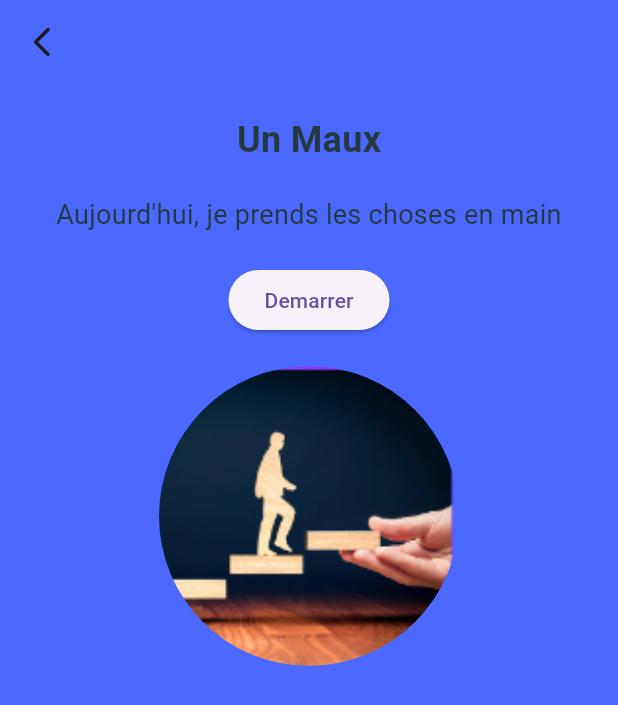
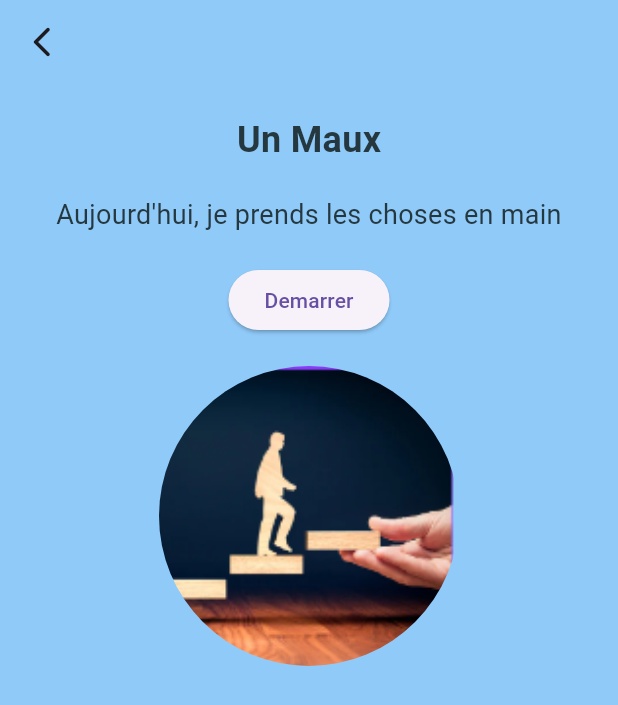
Before and after one commit to Amine0320/Kaisi_Mobile_App, a Flutter app: the MauxMainScreen screen opened by its route, on a phone screen of 412 x 824 dp. Shown: the top 705 px of the screen. Run offline on Flutter 3.47's test engine with Material 3 defaults, Android fonts, the phone set to English and light mode, and no system bars; our stand-ins replace bloc, cached_network_image, cloud_firestore, connectivity_plus, equatable, firebase_auth and 11 more; missing offline and left inert: conditional_questions; accounts and stored records are empty; Roboto replaces fonts that are missing (WorkSans).

Commit message:
Update 1

```diff
--- a/lib/Screens/SideBar/Contact/contact_form.dart
+++ b/lib/Screens/SideBar/Contact/contact_form.dart
@@ -6,6 +6,7 @@ import 'package:get/get_core/src/get_main.dart';
 import 'package:kaisi_app/auth/firebase_auth_provider.dart';
 import 'package:kaisi_app/utilities/Dialogs/message_dialog.dart';
 import 'package:http/http.dart' as http;
+import 'package:kaisi_app/utilities/constants/colors.dart';
 
 class ContactForm extends StatefulWidget {
   const ContactForm({Key? key}) : super(key: key);
@@ -78,7 +79,10 @@ class _ContactFormState extends State<ContactForm> {
   @override
   Widget build(BuildContext context) {
     return Scaffold(
-      appBar: AppBar(),
+      backgroundColor: const Color(0xFF90CAF9),
+      appBar: AppBar(
+        backgroundColor: const Color(0xFF90CAF9),
+      ),
       body: SingleChildScrollView(
         padding: const EdgeInsets.all(16.0),
         child: Column(
--- a/lib/Screens/SideBar/about_us/aboutus_screen.dart
+++ b/lib/Screens/SideBar/about_us/aboutus_screen.dart
@@ -10,6 +10,7 @@ class _AboutScreenState extends State<AboutScreen> {
   @override
   Widget build(BuildContext context) {
     return Scaffold(
+      backgroundColor: const Color(0xFF90CAF9),
       body: SingleChildScrollView(
         padding: const EdgeInsets.all(20),
         child: Column(
--- a/lib/Screens/SideBar/my_coach/Main/my_coach.dart
+++ b/lib/Screens/SideBar/my_coach/Main/my_coach.dart
@@ -1,5 +1,4 @@
 import 'package:flutter/material.dart';
-import 'package:kaisi_app/utilities/constants/colors.dart';
 import 'package:kaisi_app/utilities/constants/routes.dart';
 
 class CoachScreen extends StatefulWidget {
@@ -20,7 +19,7 @@ class _CoachScreenState extends State<CoachScreen> {
   @override
   Widget build(BuildContext context) {
     return Scaffold(
-      backgroundColor: TColors.primary,
+      backgroundColor: const Color(0xFF90CAF9),
       body: Center(
         child: Column(
           mainAxisAlignment: MainAxisAlignment.center,
--- a/lib/Screens/SideBar/my_coach/Maux/maux_screen.dart
+++ b/lib/Screens/SideBar/my_coach/Maux/maux_screen.dart
@@ -1,5 +1,4 @@
 import 'package:flutter/material.dart';
-import 'package:kaisi_app/utilities/constants/colors.dart';
 import 'package:kaisi_app/utilities/constants/routes.dart';
 
 class MauxMainScreen extends StatelessWidget {
@@ -7,9 +6,11 @@ class MauxMainScreen extends StatelessWidget {
   Widget build(BuildContext context) {
     return Scaffold(
       appBar: AppBar(
-        backgroundColor: TColors.primary, // Set background color for AppBar
+        backgroundColor:
+            const Color(0xFF90CAF9), // Set background color for AppBar
       ),
-      backgroundColor: TColors.primary, // Set background color for Scaffold
+      backgroundColor:
+          const Color(0xFF90CAF9), // Set background color for Scaffold
       body: Center(
         child: Padding(
           padding: const EdgeInsets.all(20.0),
--- a/lib/Screens/SideBar/my_coach/PlanAction/plan_action_screen.dart
+++ b/lib/Screens/SideBar/my_coach/PlanAction/plan_action_screen.dart
@@ -1,5 +1,4 @@
 import 'package:flutter/material.dart';
-import 'package:kaisi_app/utilities/constants/colors.dart';
 import 'package:kaisi_app/utilities/constants/routes.dart';
 
 class PlanActionMainScreen extends StatelessWidget {
@@ -7,9 +6,9 @@ class PlanActionMainScreen extends StatelessWidget {
   Widget build(BuildContext context) {
     return Scaffold(
       appBar: AppBar(
-        backgroundColor: TColors.primary,
+        backgroundColor: const Color(0xFF90CAF9),
       ),
-      backgroundColor: TColors.primary,
+      backgroundColor: const Color(0xFF90CAF9),
       body: Center(
         child: Padding(
           padding: const EdgeInsets.all(20.0),
--- a/lib/Screens/SideBar/my_coach/Situation/situation_screen.dart
+++ b/lib/Screens/SideBar/my_coach/Situation/situation_screen.dart
@@ -1,14 +1,13 @@
 import 'package:flutter/material.dart';
-import 'package:kaisi_app/utilities/constants/colors.dart';
 import 'package:kaisi_app/utilities/constants/routes.dart';
 
 class SituationMainScreen extends StatelessWidget {
   @override
   Widget build(BuildContext context) {
     return Scaffold(
-      backgroundColor: TColors.primary,
+      backgroundColor: const Color(0xFF90CAF9),
       appBar: AppBar(
-        backgroundColor: TColors.primary,
+        backgroundColor: const Color(0xFF90CAF9),
       ),
       body: Center(
         child: Padding(
--- a/lib/Screens/SideBar/profile/profile_screen.dart
+++ b/lib/Screens/SideBar/profile/profile_screen.dart
@@ -14,14 +14,14 @@ class ProfileScreen extends StatelessWidget {
   const ProfileScreen({
     Key? key,
   }) : super(key: key);
-
   @override
   Widget build(BuildContext context) {
     final controller = UserController.instance;
-    // final controller_A = SignUpForm.instance;
     return Scaffold(
+      backgroundColor: const Color(0xFF90CAF9),
       appBar: AppBar(
         title: Text('Profil', style: Theme.of(context).textTheme.headlineSmall),
+        backgroundColor: const Color(0xFF90CAF9),
       ),
       body: SingleChildScrollView(
         child: Padding(
```
